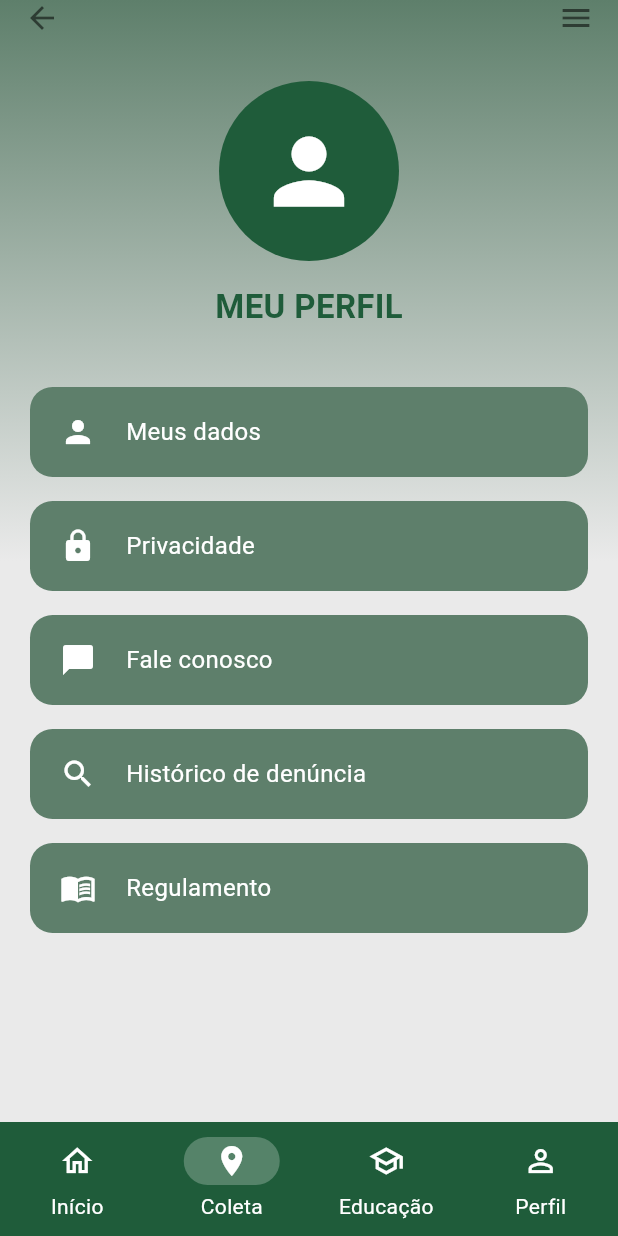
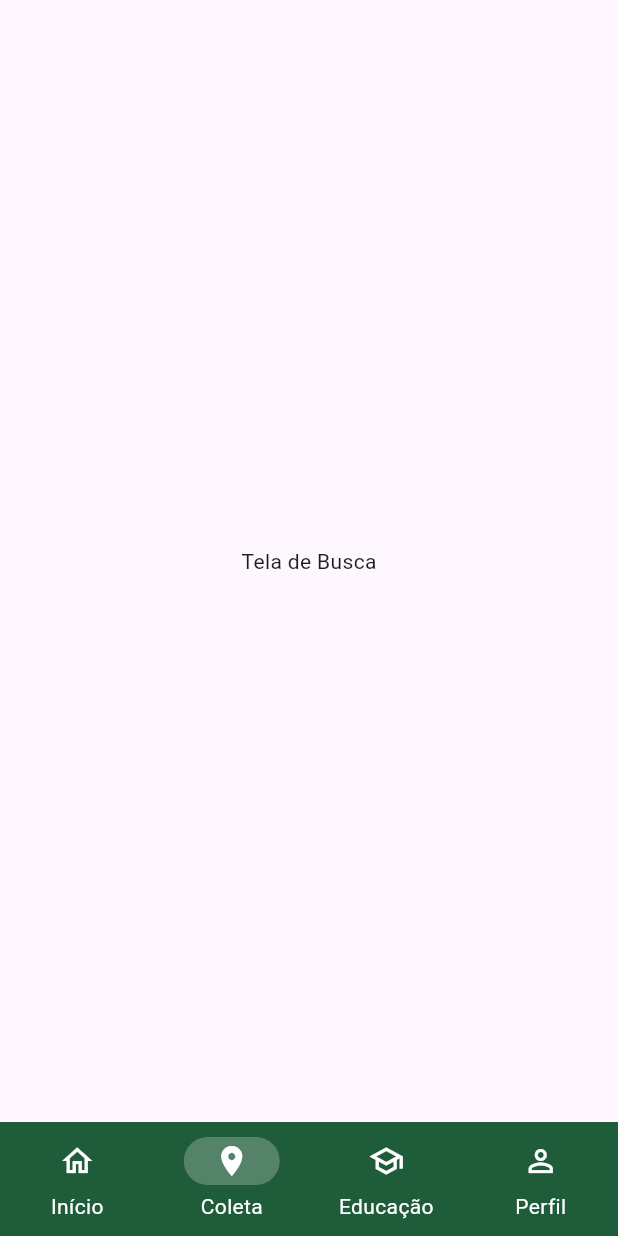
Before and after one commit to eudanielanjos/Projeto-Verde-ja, a Flutter app: the PerfilPage screen opened directly, item 2 of the bottom bar chosen, on a phone screen of 412 x 824 dp. Run offline on Flutter 3.47's test engine with Material 3 defaults, Android fonts, the phone set to English and light mode, and no system bars.

Commit message:
°Modificação na tela de Perfil: adicionado navegação entre telas na barra inferior.
°Criação da tela de Configuração.

```diff
--- a/lib/View/Perfil.dart
+++ b/lib/View/Perfil.dart
@@ -13,7 +13,71 @@ class _PerfilPageState extends State<PerfilPage> {
  @override
 Widget build(BuildContext context) {
   return Scaffold(
-      body: Container(
+    body: _buildBody(),
+
+    // 🔻 Barra inferior
+    bottomNavigationBar: NavigationBarTheme(
+        data: NavigationBarThemeData(
+          labelTextStyle: MaterialStateProperty.all(
+            const TextStyle(color: Colors.white),
+          ),
+        ),
+        child: NavigationBar(
+          height: 76,
+          backgroundColor: const Color(0xFF1F5C3A),
+          selectedIndex: _selectedIndex,
+          indicatorColor: Colors.white24,
+          onDestinationSelected: (index) {
+            setState(() {
+              _selectedIndex = index;
+            });
+          },
+          destinations: const [
+            NavigationDestination(
+              icon: Icon(Icons.home_outlined, color: Colors.white),
+              selectedIcon: Icon(Icons.home, color: Colors.white),
+              label: 'Início',
+            ),
+            NavigationDestination(
+              icon: Icon(Icons.place_outlined, color: Colors.white),
+              selectedIcon: Icon(Icons.place, color: Colors.white),
+              label: 'Coleta',
+            ),
+            NavigationDestination(
+              icon: Icon(Icons.school_outlined, color: Colors.white),
+              selectedIcon: Icon(Icons.school, color: Colors.white),
+              label: 'Educação',
+            ),
+            NavigationDestination(
+              icon: Icon(Icons.person_outline, color: Colors.white),
+              selectedIcon: Icon(Icons.person, color: Colors.white),
+              label: 'Perfil',
+            ),
+          ],
+        ),
+      ),
+    );
+  }
+
+  // Mostra o conteúdo conforme a aba selecionada.
+  Widget _buildBody() {
+    switch (_selectedIndex) {
+      case 0:
+        return const Center(child: Text('Tela de Início'));
+      case 1:
+        return const Center(child: Text('Tela de Busca'));
+      case 2:
+        return const Center(child: Text('Tela de Educação'));
+      case 3:
+        return _buildDashboard();
+      default:
+        return _buildDashboard();
+    }
+  }
+
+  // conteúdo da "dashboard" (caso índice 0).
+  Widget _buildDashboard() {
+    return Container(
       decoration: const BoxDecoration(
         gradient: LinearGradient(
           begin: Alignment.topCenter,
@@ -75,49 +139,6 @@ class _PerfilPageState extends State<PerfilPage> {
           ],
         ),
       ),
-      ),
-
-      // 🔻 Barra inferior
-      bottomNavigationBar: NavigationBarTheme(
-        data: NavigationBarThemeData(
-          labelTextStyle: WidgetStateProperty.all(
-            const TextStyle(color: Colors.white),
-          ),
-        ),
-        child: NavigationBar(
-          height: 76,
-          backgroundColor: const Color(0xFF1F5C3A),
-          selectedIndex: _selectedIndex,
-          indicatorColor: Colors.white24,
-          onDestinationSelected: (index) {
-            setState(() {
-              _selectedIndex = index;
-            });
-          },
-          destinations: const [
-            NavigationDestination(
-              icon: Icon(Icons.home_outlined, color: Colors.white),
-              selectedIcon: Icon(Icons.home, color: Colors.white),
-              label: 'Início',
-            ),
-            NavigationDestination(
-              icon: Icon(Icons.place_outlined, color: Colors.white),
-              selectedIcon: Icon(Icons.place, color: Colors.white),
-              label: 'Coleta',
-            ),
-            NavigationDestination(
-              icon: Icon(Icons.school_outlined, color: Colors.white),
-              selectedIcon: Icon(Icons.school, color: Colors.white),
-              label: 'Educação',
-            ),
-            NavigationDestination(
-              icon: Icon(Icons.person_outline, color: Colors.white),
-              selectedIcon: Icon(Icons.person, color: Colors.white),
-              label: 'Perfil',
-            ),
-          ],
-        ),
-      ),
     );
   }
 
```
Also changed, not shown: lib/View/Configuração.dart (added, +135 -0 lines). Lines whose indentation alone changed are shown as unchanged.
